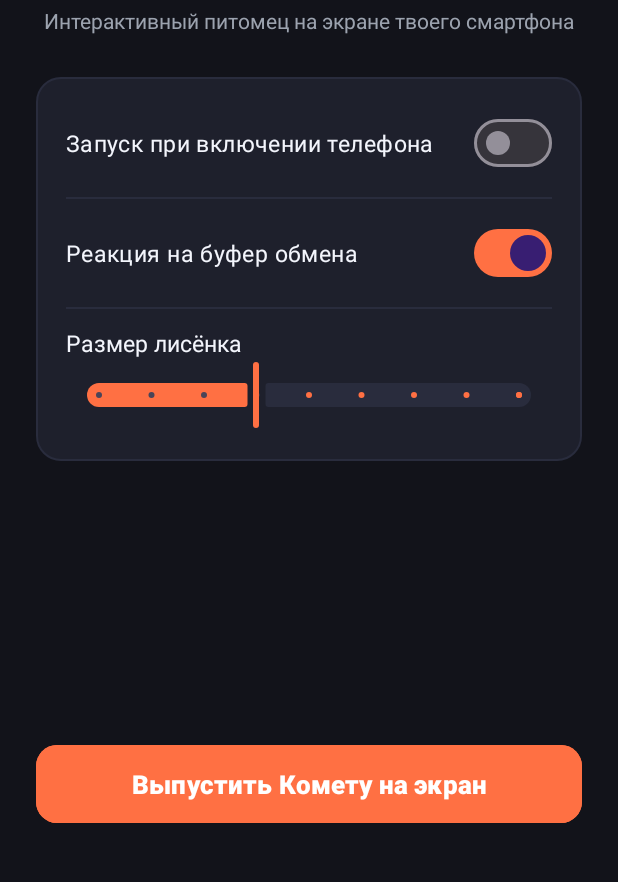
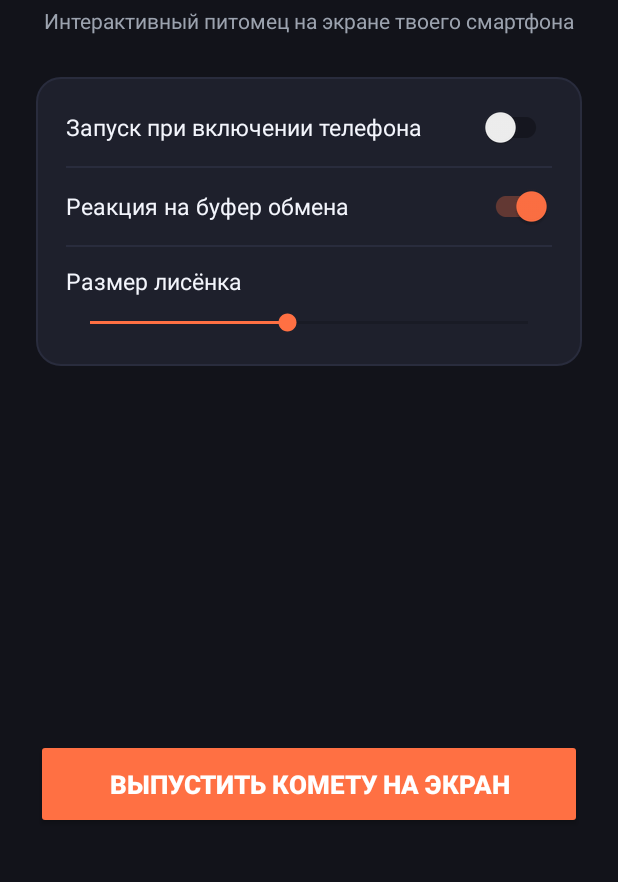
Before and after one commit to EcstesyX/comet-pet-android, an Android app: the layout activity_main.xml on its own in the app's theme, with its tools: preview values and no code run, on a phone screen of 412 x 824 dp, the part 335-1217 px from its top. Run offline under Robolectric (Android 15) with nearby library versions, the phone set to English and light mode, and no system bars.

Commit message:
Fix launch crash: Slider attributes namespace, MaterialButton backgroundTintList, mipmap icons, and Android 14 FGS compatibility

```diff
--- a/app/build.gradle.kts
+++ b/app/build.gradle.kts
@@ -10,9 +10,9 @@ android {
     defaultConfig {
         applicationId = "com.comet.pet"
         minSdk = 26
-        targetSdk = 34
-        versionCode = 2
-        versionName = "1.0.1"
+        targetSdk = 33
+        versionCode = 3
+        versionName = "1.0.2"
 
         testInstrumentationRunner = "androidx.test.runner.AndroidJUnitRunner"
     }
--- a/app/src/main/res/layout/activity_main.xml
+++ b/app/src/main/res/layout/activity_main.xml
@@ -79,15 +79,15 @@
                 android:textColor="@color/text_secondary"
                 android:textSize="13sp" />
 
-            <com.google.android.material.button.MaterialButton
+            <androidx.appcompat.widget.AppCompatButton
                 android:id="@+id/btnPermission"
                 android:layout_width="match_parent"
-                android:layout_height="wrap_content"
+                android:layout_height="48dp"
                 android:layout_marginTop="12dp"
                 android:backgroundTint="@color/accent_gold"
                 android:text="@string/grant_permission"
                 android:textColor="#12131A"
-                app:cornerRadius="10dp" />
+                android:textStyle="bold" />
 
             <View
                 android:layout_width="match_parent"
@@ -97,7 +97,7 @@
         </LinearLayout>
 
         <!-- Toggle Autostart -->
-        <com.google.android.material.materialswitch.MaterialSwitch
+        <androidx.appcompat.widget.SwitchCompat
             android:id="@+id/switchAutostart"
             android:layout_width="match_parent"
             android:layout_height="wrap_content"
@@ -112,7 +112,7 @@
             android:background="@color/surface_variant" />
 
         <!-- Toggle Clipboard Reactions -->
-        <com.google.android.material.materialswitch.MaterialSwitch
+        <androidx.appcompat.widget.SwitchCompat
             android:id="@+id/switchClipboard"
             android:layout_width="match_parent"
             android:layout_height="wrap_content"
@@ -129,28 +129,28 @@
 
         <!-- Size Slider -->
         <TextView
+            android:id="@+id/tvSizeLabel"
             android:layout_width="wrap_content"
             android:layout_height="wrap_content"
             android:text="@string/setting_size"
             android:textColor="@color/on_surface"
             android:textSize="15sp" />
 
-        <com.google.android.material.slider.Slider
+        <SeekBar
             android:id="@+id/sliderSize"
             android:layout_width="match_parent"
             android:layout_height="wrap_content"
-            android:valueFrom="60.0"
-            android:valueTo="140.0"
-            android:stepSize="10.0"
-            android:value="90.0"
-            app:thumbColor="@color/primary"
-            app:trackColorActive="@color/primary"
-            app:trackColorInactive="@color/surface_variant" />
+            android:layout_marginTop="8dp"
+            android:max="140"
+            android:min="60"
+            android:progress="96"
+            android:progressTint="@color/primary"
+            android:thumbTint="@color/primary" />
 
     </LinearLayout>
 
     <!-- Bottom Action Button -->
-    <com.google.android.material.button.MaterialButton
+    <androidx.appcompat.widget.AppCompatButton
         android:id="@+id/btnTogglePet"
         android:layout_width="match_parent"
         android:layout_height="60dp"
@@ -160,7 +160,6 @@
         android:textColor="@color/on_primary"
         android:textSize="17sp"
         android:textStyle="bold"
-        app:cornerRadius="14dp"
         app:layout_constraintBottom_toBottomOf="parent" />
 
 </androidx.constraintlayout.widget.ConstraintLayout>
--- a/app/src/main/res/values/themes.xml
+++ b/app/src/main/res/values/themes.xml
@@ -1,7 +1,8 @@
 <resources xmlns:tools="http://schemas.android.com/tools">
-    <style name="Theme.CometPet" parent="Theme.Material3.Dark.NoActionBar">
+    <style name="Theme.CometPet" parent="Theme.AppCompat.DayNight.NoActionBar">
         <item name="colorPrimary">@color/primary</item>
-        <item name="colorSecondary">@color/secondary</item>
+        <item name="colorPrimaryDark">@color/background</item>
+        <item name="colorAccent">@color/primary</item>
         <item name="android:statusBarColor">@color/background</item>
         <item name="android:navigationBarColor">@color/background</item>
         <item name="android:windowBackground">@color/background</item>
```
Also changed, not shown: app/src/main/AndroidManifest.xml (+7 -7 lines), app/src/main/java/com/comet/pet/CometApp.kt (added, +25 -0 lines), app/src/main/java/com/comet/pet/CometOverlayService.kt (+8 -20 lines), app/src/main/java/com/comet/pet/CrashActivity.kt (added, +31 -0 lines), app/src/main/java/com/comet/pet/MainActivity.kt (+28 -43 lines), app/src/main/res/layout/activity_crash.xml (added, +52 -0 lines).
